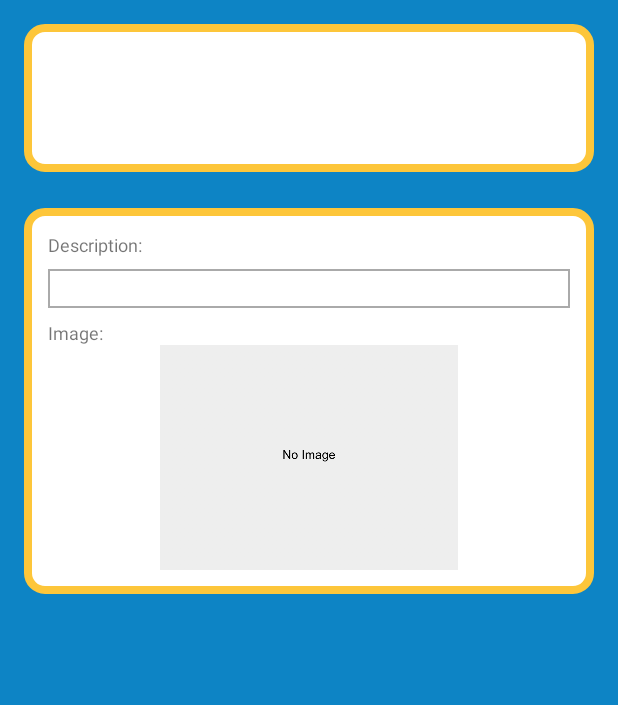
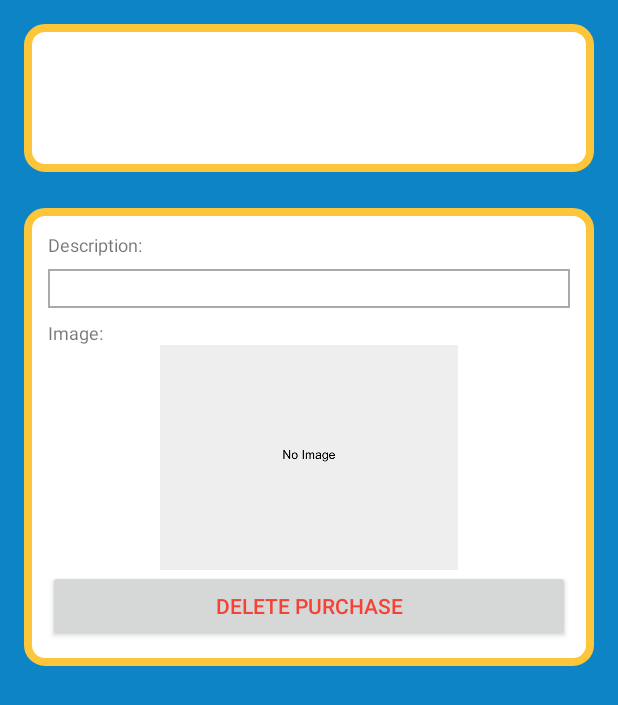
Before and after one commit to katleej/MDB-Inventory, an Android app: the IndividualPurchseActivity screen opened directly, with no data from a screen before it, on a phone screen of 412 x 824 dp. Shown: the top 705 px of the screen. Run offline under Robolectric (Android 15) with nearby library versions, the phone set to English and light mode, and no system bars; 6 statements that could not run were skipped.

Commit message:
You can now delete a purchase

```diff
--- a/app/src/main/res/layout/activity_add_new.xml
+++ b/app/src/main/res/layout/activity_add_new.xml
@@ -116,7 +116,7 @@
                     android:id="@+id/image"
                     android:layout_width="match_parent"
                     android:layout_height="150dp"
-                    android:scaleType="centerCrop"
+                    android:scaleType="fitCenter"
                     android:src="@drawable/no_image" />
             </LinearLayout>
 
--- a/app/src/main/res/layout/activity_individual_purchse.xml
+++ b/app/src/main/res/layout/activity_individual_purchse.xml
@@ -88,6 +88,13 @@
             android:scaleType="fitCenter"
             android:src="@drawable/no_image"/>
 
+        <Button
+            android:layout_width="match_parent"
+            android:layout_height="wrap_content"
+            android:text="@string/delete_purchase"
+            android:textColor="#F44336"
+            android:onClick="deleteClicked"/>
+
     </LinearLayout>
 
 
--- a/app/src/main/res/values/strings.xml
+++ b/app/src/main/res/values/strings.xml
@@ -16,4 +16,5 @@
     <string name="description_text">Description:</string>
     <string name="description_hint">Give a brief description of your purchase if needed</string>
     <string name="image_header">Image:</string>
+    <string name="delete_purchase">Delete purchase</string>
 </resources>
```
Also changed, not shown: app/src/main/java/com/hfad/mdb_inventory/IndividualPurchseActivity.java (+29 -2 lines), app/src/main/java/com/hfad/mdb_inventory/MainActivity.java (+13 -0 lines), app/src/main/java/com/hfad/mdb_inventory/Model.java (+7 -0 lines), app/src/main/java/com/hfad/mdb_inventory/MyAdapter.java (+4 -4 lines).
